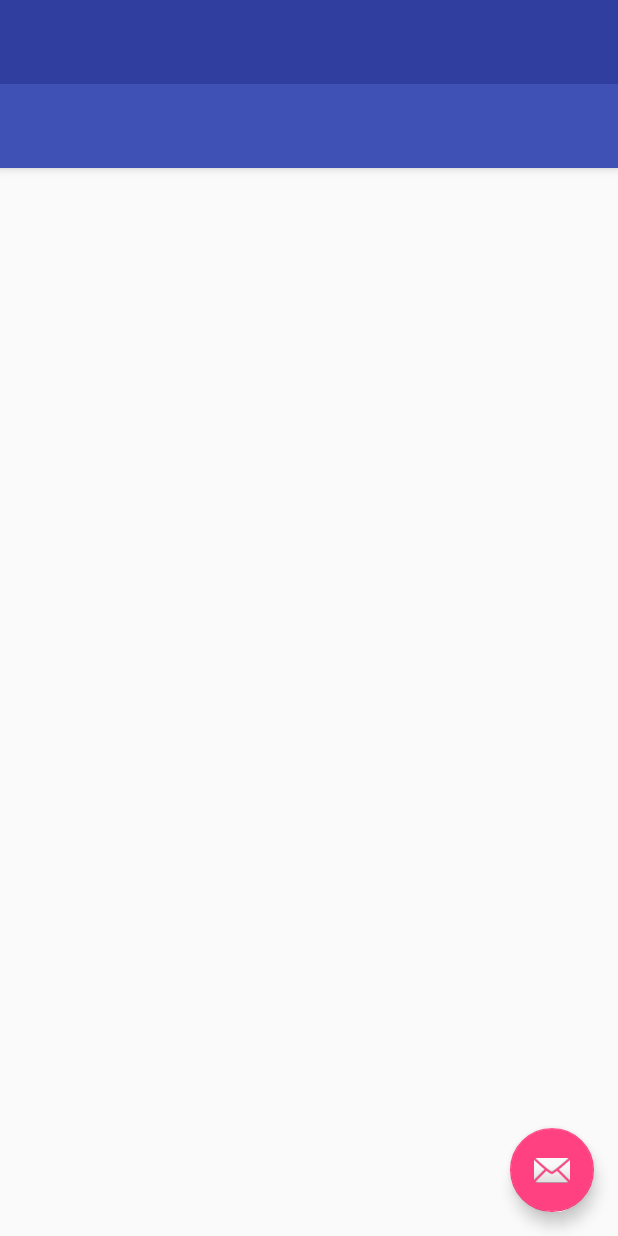
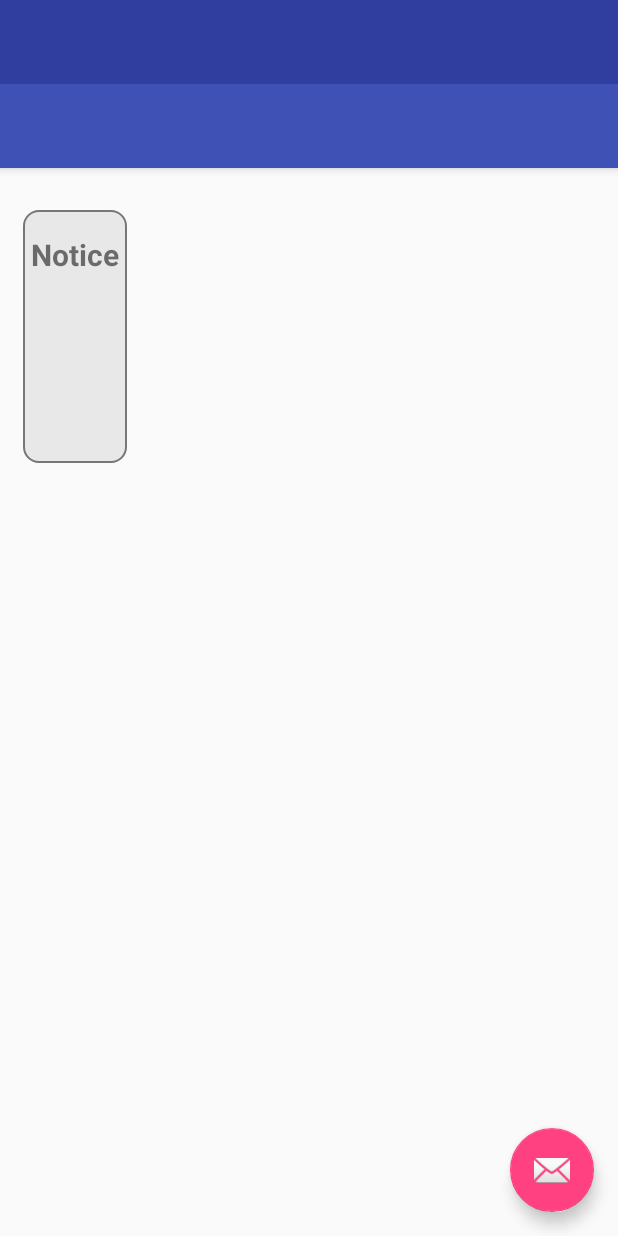
Before and after one commit to mdshamoon/ExamPortal, an Android app: the layout activity_student_home.xml on its own in the app's theme, with its tools: preview values and no code run, on a phone screen of 412 x 824 dp. Run offline under Robolectric (Android 15) with nearby library versions, the phone set to English and light mode, and no system bars; network calls fail.

Commit message:
notice ui

```diff
--- /dev/null
+++ b/app/src/main/res/anim/slide_right1.xml
@@ -0,0 +1,6 @@
+<?xml version="1.0" encoding="utf-8"?>
+<set xmlns:android="http://schemas.android.com/apk/res/android">
+    <translate android:fromXDelta="0" android:toXDelta="-50%p"
+        android:interpolator="@android:anim/accelerate_decelerate_interpolator"
+        android:duration="800"/>
+</set>
--- a/app/src/main/res/layout/content_student_home.xml
+++ b/app/src/main/res/layout/content_student_home.xml
@@ -4,15 +4,29 @@
     xmlns:tools="http://schemas.android.com/tools"
     android:layout_width="match_parent"
     android:layout_height="match_parent"
-    android:orientation="vertical"
+    android:orientation="horizontal"
     app:layout_behavior="@string/appbar_scrolling_view_behavior"
     tools:context=".Student_home"
-    android:layout_marginLeft="20dp"
+    android:layout_marginLeft="15dp"
     android:layout_gravity="center"
     tools:showIn="@layout/app_bar_student_home">
 
+   <LinearLayout
+       android:paddingVertical="@dimen/activity_horizontal_margin"
+       android:paddingStart="5dp"
+       android:paddingEnd="5dp"
+       android:background="@drawable/oval_shape_edittext"
+       android:id="@+id/linear1"
+       android:layout_width="wrap_content"
+       android:layout_marginRight="@dimen/activity_horizontal_margin"
+       android:orientation="vertical"
+
+       android:layout_height="wrap_content">
     <TextView
         android:id="@+id/name"
+        android:text="Notice"
+        android:textAlignment="center"
+        android:textStyle="bold"
         android:layout_width="match_parent"
         android:layout_height="wrap_content"
         android:textSize="20sp"
@@ -39,7 +53,21 @@
         android:layout_width="match_parent"
 
         android:layout_height="wrap_content" />
+   </LinearLayout>
 
+    <LinearLayout
+        android:visibility="invisible"
+        android:id="@+id/text12"
+        android:layout_width="wrap_content"
+        android:layout_height="wrap_content">
+        <TextView
+
+            android:layout_width="wrap_content"
+            android:layout_height="wrap_content"
+            android:text="cjkjcdndkccn"/>
+
+
+    </LinearLayout>
 
 
 </LinearLayout>
--- a/app/src/main/res/menu/activity_student_home_drawer.xml
+++ b/app/src/main/res/menu/activity_student_home_drawer.xml
@@ -5,33 +5,33 @@
 
     <group android:checkableBehavior="single">
         <item
-            android:id="@+id/nav_camera"
+            android:id="@+id/sessional"
             android:icon="@drawable/ic_menu_camera"
-            android:title="Import" />
+            android:title="Sessional Marks" />
         <item
-            android:id="@+id/nav_gallery"
+            android:id="@+id/attendance"
             android:icon="@drawable/ic_menu_gallery"
-            android:title="Gallery" />
+            android:title="Attendance" />
         <item
-            android:id="@+id/nav_slideshow"
+            android:id="@+id/debarred"
             android:icon="@drawable/ic_menu_slideshow"
-            android:title="Slideshow" />
-        <item
-            android:id="@+id/nav_manage"
-            android:icon="@drawable/ic_menu_manage"
-            android:title="Tools" />
+            android:title="Debarred List"
+            />
+
+
     </group>
 
-    <item android:title="Communicate">
+    <item android:title="More">
         <menu>
             <item
-                android:id="@+id/nav_share"
+                android:id="@+id/profile"
+                android:icon="@drawable/ic_menu_send"
+                android:title="profile" />
+            <item
+                android:id="@+id/share"
                 android:icon="@drawable/ic_menu_share"
                 android:title="Share" />
-            <item
-                android:id="@+id/nav_send"
-                android:icon="@drawable/ic_menu_send"
-                android:title="Send" />
+
         </menu>
     </item>
 
```
Also changed, not shown: app/src/main/java/com/example/mdshamoon/examportal/Student_home.java (+27 -7 lines).
